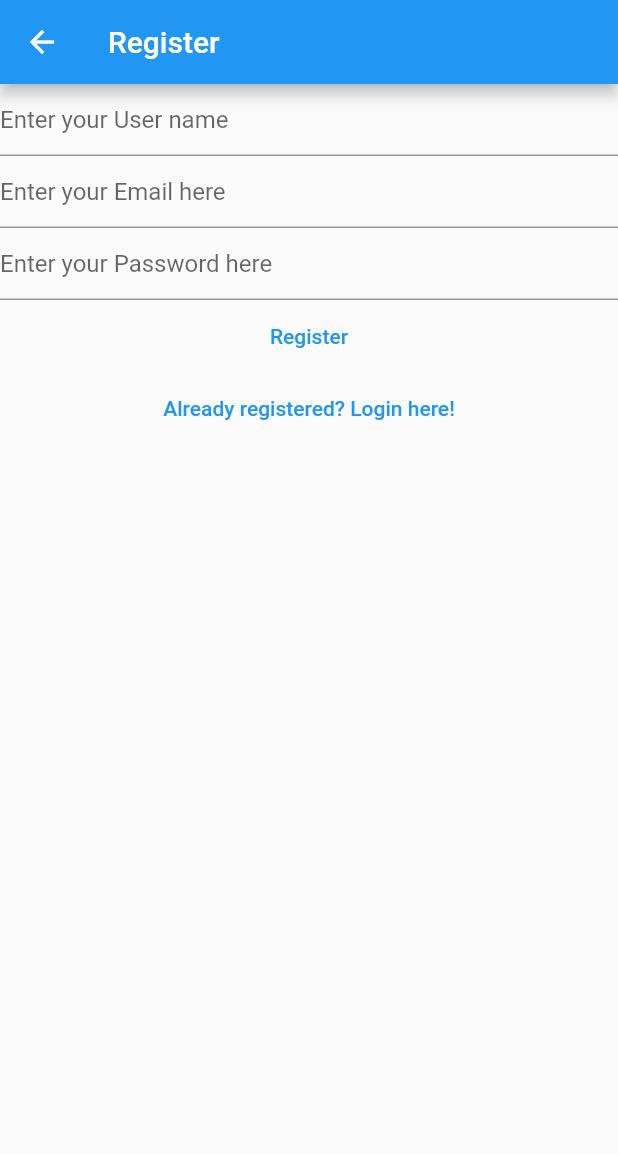
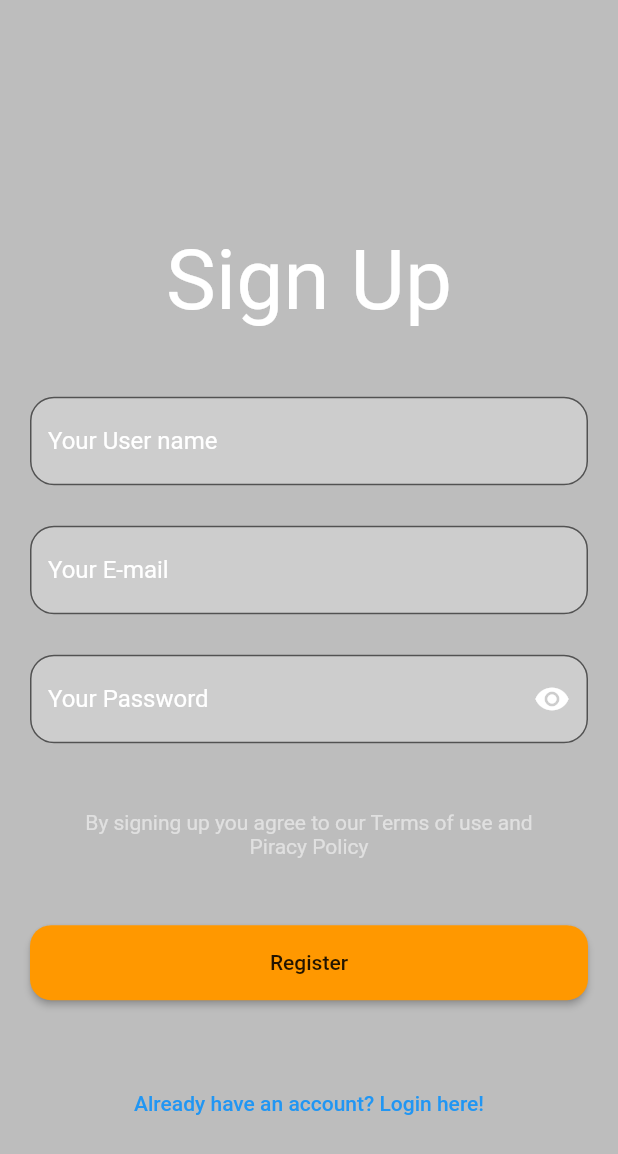
Before and after one commit to GyalbuSherpa5/RecipeApp, a Flutter app: the RegisterView screen opened by its route, on a phone screen of 412 x 824 dp. Shown: the top 1154 px of the screen. Run offline on Flutter 3.47's test engine with Material 2 defaults, Android fonts, the phone set to English and light mode, and no system bars; our stand-ins replace cloud_firestore, firebase_auth, firebase_core, firebase_storage, image_picker, shared_preferences; accounts and stored records are empty; network calls fail.

Commit message:
register

```diff
--- a/done-main/recipe/lib/constants/routes.dart
+++ b/done-main/recipe/lib/constants/routes.dart
@@ -1,5 +1,4 @@
 const loginRoute = '/login';
 const registerRoute = '/register';
 const recipeRoute = '/recipe';
-const verifyEmailRoute = '/verify-email';
 const createRecipeRoute = '/create-recipe';
--- a/done-main/recipe/lib/main.dart
+++ b/done-main/recipe/lib/main.dart
@@ -3,7 +3,7 @@ import 'package:firebase_core/firebase_core.dart';
 import 'package:flutter/material.dart';
 import 'package:recipe/constants/routes.dart';
 import 'package:recipe/crud/create_recipe.dart';
-import 'package:recipe/firebase_options.dart';
+import 'package:recipe/views/firebase_options.dart';
 import 'package:recipe/page/bottomNav.dart';
 import 'package:recipe/views/loginView.dart';
 import 'package:recipe/views/registerView.dart';
--- a/done-main/recipe/lib/views/loginView.dart
+++ b/done-main/recipe/lib/views/loginView.dart
@@ -23,7 +23,7 @@ class LoginView extends StatefulWidget {
 class _LoginViewState extends State<LoginView> {
   late final TextEditingController _email;
   late final TextEditingController _password;
-  bool click = false;
+  bool click = true;
 
   @override
   void initState() {
--- a/done-main/recipe/lib/views/registerView.dart
+++ b/done-main/recipe/lib/views/registerView.dart
@@ -7,6 +7,8 @@ import 'package:recipe/constants/routes.dart';
 import 'package:recipe/page/bottomNav.dart';
 import 'package:recipe/utilities/showErrorDialog.dart';
 import 'package:shared_preferences/shared_preferences.dart';
+
+import 'customTitle.dart';
 
 class RegisterView extends StatefulWidget {
   const RegisterView({super.key});
@@ -19,6 +21,7 @@ class _RegisterViewState extends State<RegisterView> {
   late final TextEditingController _email;
   late final TextEditingController _password;
   late final TextEditingController name;
+  bool click = true;
 
   @override
   void initState() {
@@ -44,30 +47,101 @@ class _RegisterViewState extends State<RegisterView> {
   @override
   Widget build(BuildContext context) {
     return Scaffold(
-      appBar: AppBar(title: const Text('Register')),
-      body: Column(
+      backgroundColor: Colors.black26,
+      body: Container(
+        padding: const EdgeInsets.all(20),
+        child: Column(
           children: [
+            const Spacer(),
+            const Spacer(),
+            const Spacer(),
+            const CustomTitle(
+              text: 'Sign Up',
+            ),
+            const Spacer(),
             TextField(
               controller: name,
-            decoration: const InputDecoration(hintText: 'Enter your User name'),
+              decoration: InputDecoration(
+                hintText: 'Enter your User name',
+                labelText: 'Your User name',
+                labelStyle: const TextStyle(color: Colors.white),
+                fillColor: Colors.white24,
+                filled: true,
+                border: OutlineInputBorder(
+                  borderRadius: BorderRadius.circular(16),
+                ),
+              ),
+            ),
+            const SizedBox(
+              height: 27,
             ),
             TextField(
               controller: _email,
               enableSuggestions: false,
               autocorrect: false,
               keyboardType: TextInputType.emailAddress,
-            decoration:
-                const InputDecoration(hintText: 'Enter your Email here'),
+              decoration: InputDecoration(
+                labelText: 'Your E-mail',
+                hintText: 'Enter your email here',
+                labelStyle: const TextStyle(color: Colors.white),
+                fillColor: Colors.white24,
+                filled: true,
+                border: OutlineInputBorder(
+                  borderRadius: BorderRadius.circular(16),
+                ),
+              ),
+            ),
+            const SizedBox(
+              height: 27,
             ),
             TextField(
               controller: _password,
-            obscureText: true,
+              obscureText: click,
               enableSuggestions: false,
               autocorrect: false,
-            decoration:
-                const InputDecoration(hintText: 'Enter your Password here'),
+              decoration: InputDecoration(
+                labelText: 'Your Password',
+                hintText: 'Enter your password here',
+                labelStyle: const TextStyle(color: Colors.white),
+                fillColor: Colors.white24,
+                filled: true,
+                suffixIcon: IconButton(
+                  onPressed: () => setState(() {
+                    click = !click;
+                  }),
+                  icon: click
+                      ? const Icon(
+                          Icons.visibility,
+                          color: Colors.white,
+                        )
+                      : const Icon(
+                          Icons.visibility_off,
+                          color: Colors.white,
                         ),
-          TextButton(
+                ),
+                border: OutlineInputBorder(
+                  borderRadius: BorderRadius.circular(16),
+                ),
+              ),
+            ),
+            const Spacer(),
+            SizedBox(
+              width: MediaQuery.of(context).size.width * 0.8,
+              child: Text(
+                'By signing up you agree to our Terms of use and Piracy Policy',
+                textAlign: TextAlign.center,
+                style: TextStyle(
+                  color: Colors.grey[300],
+                ),
+              ),
+            ),
+            const Spacer(),
+            MaterialButton(
+              minWidth: MediaQuery.of(context).size.width,
+              height: 50,
+              shape: RoundedRectangleBorder(
+                  borderRadius: BorderRadius.circular(14)),
+              color: Colors.orange,
               onPressed: () async {
                 final email = _email.text;
                 final password = _password.text;
@@ -95,6 +169,7 @@ class _RegisterViewState extends State<RegisterView> {
               },
               child: const Text('Register'),
             ),
+            const Spacer(),
             TextButton(
                 onPressed: () {
                   Navigator.of(context).pushNamedAndRemoveUntil(
@@ -102,8 +177,10 @@ class _RegisterViewState extends State<RegisterView> {
                     (route) => false,
                   );
                 },
-              child: const Text('Already registered? Login here!'))
+                child: const Text('Already have an account? Login here!')),
+            const Spacer()
           ],
+        ),
       ),
     );
   }
```
Also changed, not shown: done-main/recipe/lib/views/firebase_options.dart (renamed from done-main/recipe/lib/firebase_options.dart). Lines whose indentation alone changed are shown as unchanged.
